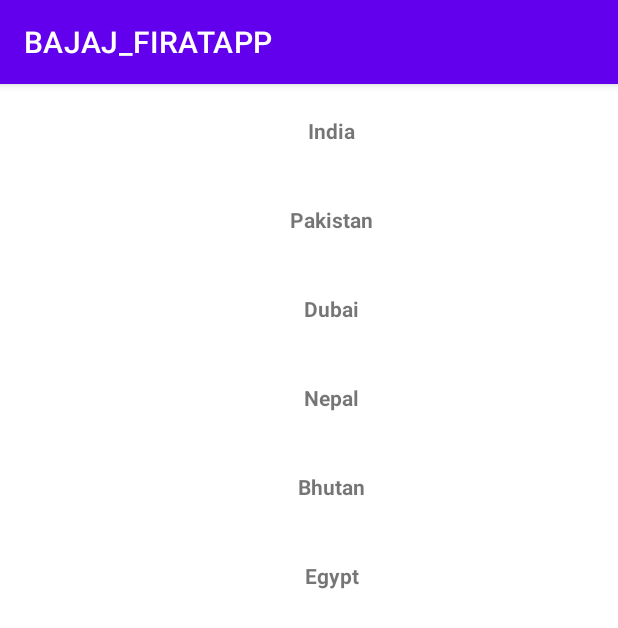
After one commit to vivekabhinav/BAJAJ_FIRATAPP, an Android app: the RecyclerActivity screen opened directly, with no data from a screen before it, on a phone screen of 412 x 824 dp. The commit adds this screen. Shown: the top 628 px of the screen. Run offline under Robolectric (Android 15) with nearby library versions, the phone set to English and light mode, and no system bars.

Commit message:
recyclerview

```diff
--- a/app/src/main/AndroidManifest.xml
+++ b/app/src/main/AndroidManifest.xml
@@ -12,10 +12,18 @@
         android:supportsRtl="true"
         android:theme="@style/Theme.BAJAJ_FIRATAPP">
         <activity
+            android:name=".RecyclerActivity"
+            android:exported="true" >
+
+            <intent-filter>
+                <action android:name="android.intent.action.MAIN" />
+
+                <category android:name="android.intent.category.LAUNCHER" />
+            </intent-filter>
+        </activity>
+
+        <activity
             android:name=".HomeActivity"
-            android:exported="false" />
-        <activity
-            android:name=".MainActivity"
             android:exported="true">
             <intent-filter>
                 <action android:name="android.intent.action.MAIN" />
@@ -23,6 +31,9 @@
                 <category android:name="android.intent.category.LAUNCHER" />
             </intent-filter>
         </activity>
+        <activity
+            android:name=".MainActivity"
+            android:exported="true"></activity>
     </application>
 
 </manifest>
--- /dev/null
+++ b/app/src/main/java/com/example/bajaj_firatapp/CountriesAdapter.java
@@ -0,0 +1,44 @@
+package com.example.bajaj_firatapp;
+
+import android.view.LayoutInflater;
+import android.view.View;
+import android.view.ViewGroup;
+import android.widget.TextView;
+
+import androidx.annotation.NonNull;
+import androidx.recyclerview.widget.RecyclerView;
+
+public class CountriesAdapter extends RecyclerView.Adapter<CountriesAdapter.CountriesViewHolder> {
+
+    String[] mCountries;
+    public CountriesAdapter(String[] countries) {
+        mCountries = countries;
+    }
+
+    @NonNull
+    @Override
+    public CountriesViewHolder onCreateViewHolder(@NonNull ViewGroup parent, int viewType) {
+        View rowPlank = LayoutInflater.from(parent.getContext()).inflate(R.layout.rv_item_row_plank,parent,false);
+        return new CountriesViewHolder(rowPlank);
+    }
+
+    @Override
+    public void onBindViewHolder(@NonNull CountriesViewHolder holder, int position) {
+        holder.rowTextView.setText(mCountries[position]);
+    }
+
+    @Override
+    public int getItemCount() {
+        return mCountries.length;
+    }
+
+
+    class  CountriesViewHolder extends RecyclerView.ViewHolder{
+        TextView rowTextView;
+
+        public CountriesViewHolder(@NonNull View itemView) {
+            super(itemView);
+            rowTextView = itemView.findViewById(R.id.tvRow);
+        }
+    }
+}
--- /dev/null
+++ b/app/src/main/java/com/example/bajaj_firatapp/RecyclerActivity.java
@@ -0,0 +1,23 @@
+package com.example.bajaj_firatapp;
+
+import androidx.appcompat.app.AppCompatActivity;
+import androidx.recyclerview.widget.LinearLayoutManager;
+import androidx.recyclerview.widget.RecyclerView;
+
+import android.os.Bundle;
+
+public class RecyclerActivity extends AppCompatActivity {
+    String[] countries = new String[]{"India","Pakistan","Dubai","Nepal","Bhutan","Egypt"};
+
+    @Override
+    protected void onCreate(Bundle savedInstanceState) {
+        super.onCreate(savedInstanceState);
+        setContentView(R.layout.activity_recycler);
+        RecyclerView countriesRecyclerView = findViewById(R.id.countriesRview); //socket
+        CountriesAdapter adapter = new CountriesAdapter(countries);
+
+        RecyclerView.LayoutManager layoutManager = new LinearLayoutManager(this);
+        countriesRecyclerView.setLayoutManager(layoutManager);
+        countriesRecyclerView.setAdapter(adapter);
+    }
+}
--- /dev/null
+++ b/app/src/main/res/layout/activity_recycler.xml
@@ -0,0 +1,21 @@
+<?xml version="1.0" encoding="utf-8"?>
+<androidx.constraintlayout.widget.ConstraintLayout xmlns:android="http://schemas.android.com/apk/res/android"
+    xmlns:app="http://schemas.android.com/apk/res-auto"
+    xmlns:tools="http://schemas.android.com/tools"
+    android:layout_width="match_parent"
+    android:layout_height="match_parent"
+    tools:context=".RecyclerActivity">
+
+
+    <androidx.recyclerview.widget.RecyclerView
+        android:id="@+id/countriesRview"
+        android:layout_width="409dp"
+        android:layout_height="match_parent"
+        android:layout_marginStart="16dp"
+        android:layout_marginTop="1dp"
+        android:layout_marginBottom="1dp"
+        app:layout_constraintBottom_toBottomOf="parent"
+        app:layout_constraintStart_toStartOf="parent"
+        app:layout_constraintTop_toTopOf="parent" />
+
+</androidx.constraintlayout.widget.ConstraintLayout>
--- /dev/null
+++ b/app/src/main/res/layout/rv_item_row_plank.xml
@@ -0,0 +1,15 @@
+<?xml version="1.0" encoding="utf-8"?>
+<LinearLayout xmlns:android="http://schemas.android.com/apk/res/android"
+    android:orientation="vertical"
+    android:layout_width="match_parent"
+    android:layout_height="wrap_content">
+
+    <TextView
+        android:id="@+id/tvRow"
+        android:padding="20dp"
+        android:gravity="center"
+        android:textStyle="bold"
+        android:layout_width="match_parent"
+        android:layout_height="wrap_content"
+        android:text="TextView" />
+</LinearLayout>
```
Also changed, not shown: app/src/main/java/com/example/bajaj_firatapp/MainActivity.java (+4 -4 lines).
